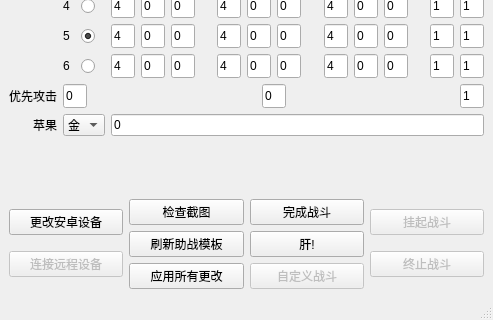
hgjazhgj/FGO-py, file ui/fgoMainWindow.ui: the form before one commit; both pictures show x 0 to 493 and y 160 to 480 of the 493 by 480 pixel window.
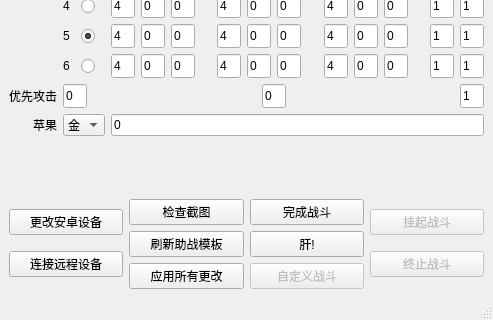
The form after the commit.

```diff
--- a/ui/fgoMainWindow.ui
+++ b/ui/fgoMainWindow.ui
@@ -2653,8 +2653,8 @@
         </item>
         <item>
          <widget class="QPushButton" name="BTN_ADBCONNECT">
-          <property name="enabled">
-           <bool>false</bool>
+          <property name="toolTip">
+           <string>这个功能可能不能正常运行</string>
           </property>
           <property name="statusTip">
            <string>连接远程调试,不同模拟器端口不同</string>
```
